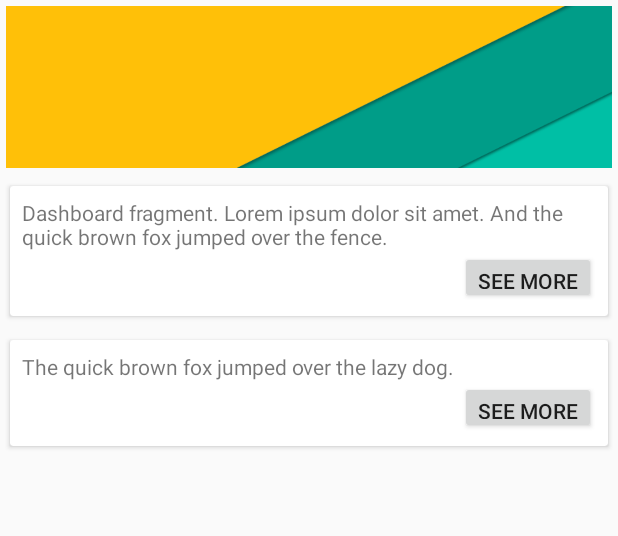
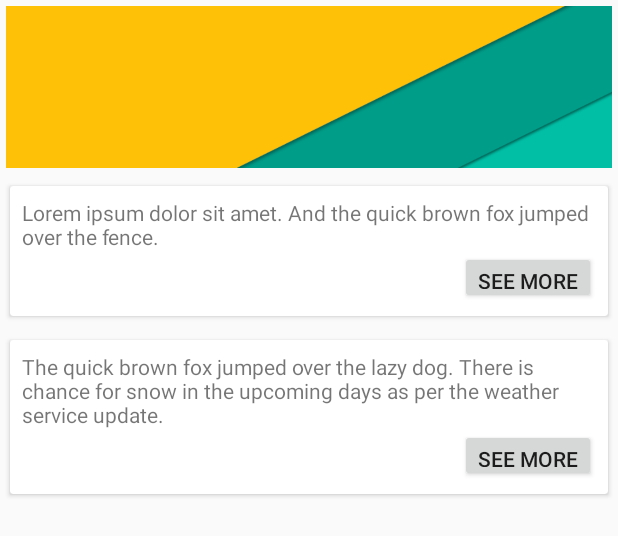
Before and after one commit to ae-app-labs/snow-day, an Android app: the layout fragment_dash.xml on its own in the app's theme, with its tools: preview values and no code run, on a phone screen of 412 x 824 dp. Shown: the top 536 px of the screen. Run offline under Robolectric (Android 15) with nearby library versions, the phone set to English and light mode, and no system bars.

```diff
--- a/app/src/main/AndroidManifest.xml
+++ b/app/src/main/AndroidManifest.xml
@@ -1,8 +1,8 @@
 <?xml version="1.0" encoding="utf-8"?>
 <manifest xmlns:android="http://schemas.android.com/apk/res/android"
     package="com.ae.apps.snowday"
-    android:versionCode="101"
-    android:versionName="1.0.1">
+    android:versionCode="120"
+    android:versionName="1.0.2">
 
     <!-- Permissions -->
     <uses-permission android:name="android.permission.CAMERA" android:required="true" />
--- a/app/src/main/res/layout/activity_main.xml
+++ b/app/src/main/res/layout/activity_main.xml
@@ -8,6 +8,7 @@
         xmlns:android="http://schemas.android.com/apk/res/android"
         android:layout_width="match_parent"
         android:layout_height="wrap_content"
+        android:layout_alignParentTop="true"
         android:minHeight="?android:attr/actionBarSize"/>
 
     <fragment
--- a/app/src/main/res/values/strings.xml
+++ b/app/src/main/res/values/strings.xml
@@ -3,8 +3,11 @@
     <string name="hello_world">Hello world!</string>
     <string name="action_settings">Settings</string>
 
-    <string name="hello_blank_fragment">Dashboard fragment. Lorem ipsum dolor sit amet. And the quick brown fox jumped over the fence.</string>
+    <string name="hello_blank_fragment">Lorem ipsum dolor sit amet. And the quick brown fox jumped over the fence.</string>
     <string name="str_see_more">See More</string>
     <string name="str_hero_text"/>
-    <string name="snowday_dash_text2">The quick brown fox jumped over the lazy dog.</string>
+
+    <string name="snowday_question">Is it going to be a snow day?</string>
+    <string name="snowday_dash_text2">The quick brown fox jumped over the lazy dog. There is chance for snow in the upcoming days as per the weather service update.</string>
+    <string name="snowday_snack">Started Snowing</string>
 </resources>
```
Also changed, not shown: app/src/main/java/com/ae/apps/snowday/fragments/DashFragment.java (+22 -21 lines).
